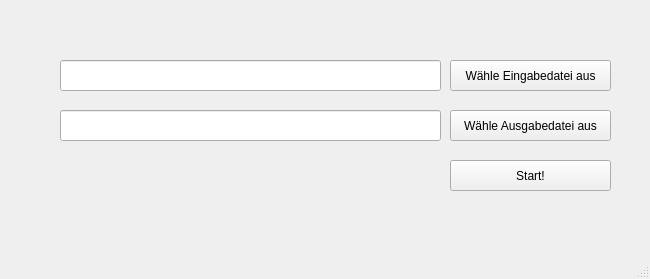
Before: the Qt Designer form assets/main_window.ui in Bensikrac/GroupGen, drawn with Qt 5.
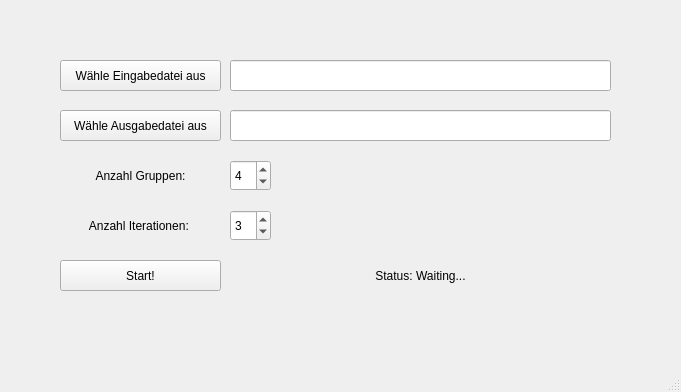
After: the same form once the commit is applied.

The edit to the form file:
```diff
--- a/assets/main_window.ui
+++ b/assets/main_window.ui
@@ -6,8 +6,8 @@
    <rect>
     <x>0</x>
     <y>0</y>
-    <width>650</width>
-    <height>279</height>
+    <width>681</width>
+    <height>392</height>
    </rect>
   </property>
   <property name="windowTitle">
@@ -17,7 +17,7 @@
    <widget class="QPushButton" name="input_pick_button">
     <property name="geometry">
      <rect>
-      <x>450</x>
+      <x>60</x>
       <y>60</y>
       <width>161</width>
       <height>31</height>
@@ -30,7 +30,7 @@
    <widget class="QPushButton" name="output_pick_button">
     <property name="geometry">
      <rect>
-      <x>450</x>
+      <x>60</x>
       <y>110</y>
       <width>161</width>
       <height>31</height>
@@ -43,8 +43,8 @@
    <widget class="QPushButton" name="run_workflow_button">
     <property name="geometry">
      <rect>
-      <x>450</x>
-      <y>160</y>
+      <x>60</x>
+      <y>260</y>
       <width>161</width>
       <height>31</height>
      </rect>
@@ -56,7 +56,7 @@
    <widget class="QLineEdit" name="input_file_path_line_edit">
     <property name="geometry">
      <rect>
-      <x>60</x>
+      <x>230</x>
       <y>60</y>
       <width>381</width>
       <height>31</height>
@@ -66,13 +66,87 @@
    <widget class="QLineEdit" name="output_file_path_line_edit">
     <property name="geometry">
      <rect>
-      <x>60</x>
+      <x>230</x>
       <y>110</y>
       <width>381</width>
       <height>31</height>
      </rect>
     </property>
    </widget>
+   <widget class="QLabel" name="state_label">
+    <property name="geometry">
+     <rect>
+      <x>230</x>
+      <y>260</y>
+      <width>381</width>
+      <height>31</height>
+     </rect>
+    </property>
+    <property name="text">
+     <string>Status: Waiting...</string>
+    </property>
+    <property name="alignment">
+     <set>Qt::AlignCenter</set>
+    </property>
+   </widget>
+   <widget class="QSpinBox" name="groups_spinbox">
+    <property name="geometry">
+     <rect>
+      <x>230</x>
+      <y>160</y>
+      <width>41</width>
+      <height>31</height>
+     </rect>
+    </property>
+    <property name="value">
+     <number>4</number>
+    </property>
+   </widget>
+   <widget class="QSpinBox" name="iterations_spinbox">
+    <property name="geometry">
+     <rect>
+      <x>230</x>
+      <y>210</y>
+      <width>41</width>
+      <height>31</height>
+     </rect>
+    </property>
+    <property name="value">
+     <number>3</number>
+    </property>
+   </widget>
+   <widget class="QLabel" name="groups_label">
+    <property name="geometry">
+     <rect>
+      <x>60</x>
+      <y>160</y>
+      <width>161</width>
+      <height>31</height>
+     </rect>
+    </property>
+    <property name="text">
+     <string>Anzahl Gruppen:</string>
+    </property>
+    <property name="alignment">
+     <set>Qt::AlignCenter</set>
+    </property>
+   </widget>
+   <widget class="QLabel" name="iterations_label">
+    <property name="geometry">
+     <rect>
+      <x>60</x>
+      <y>210</y>
+      <width>161</width>
+      <height>31</height>
+     </rect>
+    </property>
+    <property name="text">
+     <string>Anzahl Iterationen: </string>
+    </property>
+    <property name="alignment">
+     <set>Qt::AlignCenter</set>
+    </property>
+   </widget>
   </widget>
   <widget class="QMenuBar" name="menubar">
    <property name="geometry">
```
Left out of the diff: 2 changed lines with no effect on the pictures.
